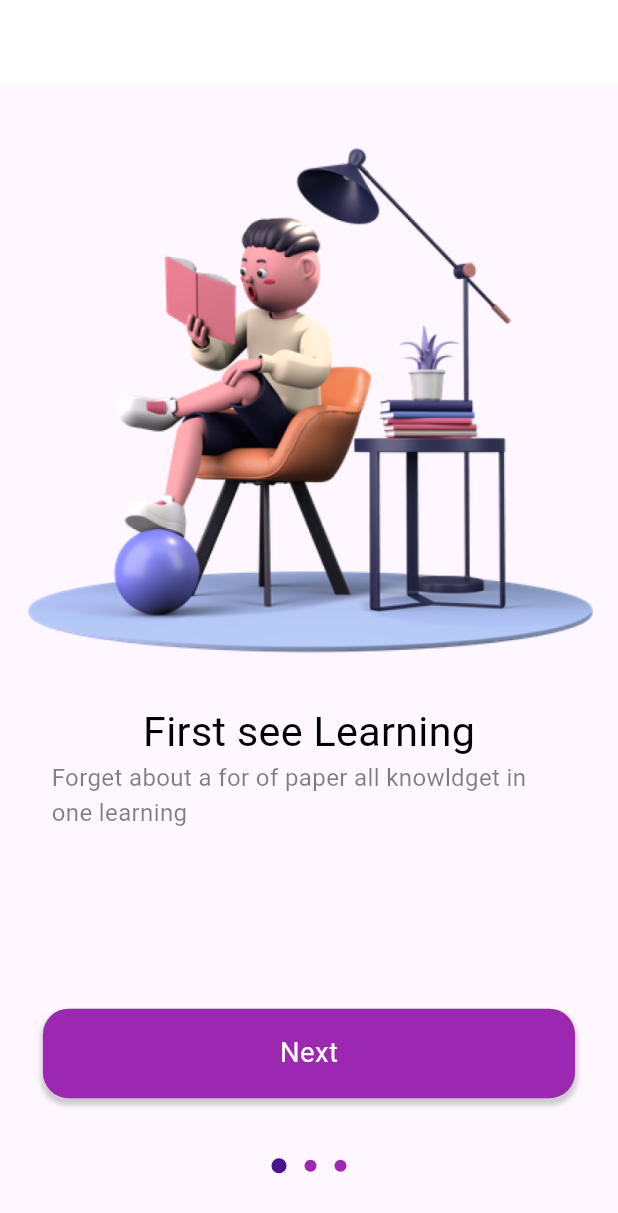
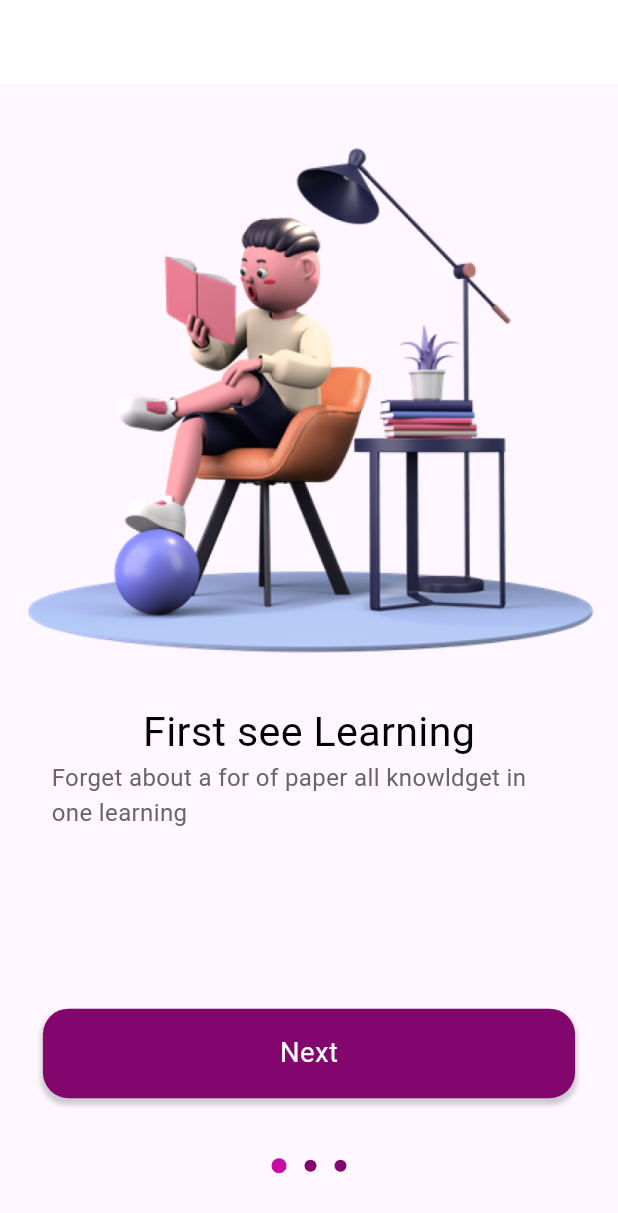
Before and after one commit to santetch/flutter_sample_course, a Flutter app: the screen it shows after launch, on a phone screen of 412 x 824 dp. Shown: the top 1213 px of the screen. Run offline on Flutter 3.47's test engine with Material 2 defaults, Android fonts, the phone set to English and light mode, and no system bars; drawn by our look-alikes of dots_indicator; our stand-ins replace cloud_firestore, flutter_bloc, flutter_screenutil; accounts and stored records are empty.

Commit message:
colors refactor

```diff
--- /dev/null
+++ b/lib/common/values/colors.dart
@@ -0,0 +1,36 @@
+import 'dart:ui';
+
+class AppColors {
+  /// white background
+  static const Color primaryBackground = Color.fromARGB(255, 255, 255, 255);
+
+  /// grey background
+  static const Color primarySecondaryBackground =
+      Color.fromARGB(255, 247, 247, 249);
+
+  /// main widget color blue
+  static const Color primaryElement = Color.fromARGB(255, 131, 6, 110);
+
+  /// main text color black
+  static const Color primaryText = Color.fromARGB(255, 0, 0, 0);
+  // video backgroun color
+  static const Color primary_bg = Color.fromARGB(210, 32, 47, 62);
+
+  /// main widget text color white
+  static const Color primaryElementText = Color.fromARGB(255, 255, 255, 255);
+  // main widget text color grey
+  static const Color primarySecondaryElementText =
+      Color.fromARGB(255, 102, 102, 102);
+  // main widget third color purple
+  static const Color primaryThreeElementText = Color.fromARGB(255, 131, 6, 110);
+  // main widget active color darker purple
+  static const Color primaryThreeElementActive =
+      Color.fromARGB(255, 199, 9, 167);
+
+  static const Color primaryFourElementText =
+      Color.fromARGB(255, 204, 204, 204);
+  //state color
+  static const Color primaryElementStatus = Color.fromARGB(255, 88, 174, 127);
+
+  static const Color primaryElementBg = Color.fromARGB(255, 238, 121, 99);
+}
--- a/lib/pages/sign_in/sign_in.dart
+++ b/lib/pages/sign_in/sign_in.dart
@@ -27,7 +27,7 @@
                   child: reusableText("Or use your email account to login"),
                 ),
                 Container(
-                  margin: EdgeInsets.only(top: 66.h),
+                  margin: EdgeInsets.only(top: 36.h),
                   padding: EdgeInsets.only(left: 25.w, right: 25.w),
                   child: Column(
                     crossAxisAlignment: CrossAxisAlignment.start,
@@ -50,8 +50,8 @@
                   ),
                 ),
                 forgotPassword(),
-                buildLogInAndRegisterButtons("Log In"),
-                buildLogInAndRegisterButtons("Register"),
+                buildLogInAndRegisterButtons("Log In", "login"),
+                buildLogInAndRegisterButtons("Register", "register"),
               ],
             ),
           ),
--- a/lib/pages/welcome/views/welcome.dart
+++ b/lib/pages/welcome/views/welcome.dart
@@ -2,6 +2,7 @@
 import 'package:flutter/material.dart';
 import 'package:flutter_bloc/flutter_bloc.dart';
 import 'package:flutter_screenutil/flutter_screenutil.dart';
+import 'package:u_course_example/common/values/colors.dart';
 import 'package:u_course_example/pages/welcome/bloc/welcome_blocs.dart';
 import 'package:u_course_example/pages/welcome/bloc/welcome_events.dart';
 import 'package:u_course_example/pages/welcome/bloc/welcome_states.dart';
@@ -70,8 +71,8 @@
                         dotsCount: 3,
                         mainAxisAlignment: MainAxisAlignment.center,
                         decorator: DotsDecorator(
-                          color: Colors.purple,
-                          activeColor: Colors.purple[900],
+                          color: AppColors.primaryThreeElementText,
+                          activeColor: AppColors.primaryThreeElementActive,
                           size: const Size.square(8.0),
                           activeSize: const Size(10.0, 10.0),
                           activeShape: RoundedRectangleBorder(
@@ -110,7 +111,7 @@
           child: Text(
             title,
             style: TextStyle(
-              color: Colors.black,
+              color: AppColors.primaryText,
               fontSize: 24.sp,
               fontWeight: FontWeight.normal,
             ),
@@ -122,7 +123,7 @@
           child: Text(
             subTitle,
             style: TextStyle(
-              color: Colors.black.withOpacity(0.5),
+              color: AppColors.primarySecondaryElementText,
               fontSize: 14.sp,
               fontWeight: FontWeight.normal,
             ),
@@ -137,11 +138,6 @@
                 curve: Curves.decelerate,
               );
             } else {
-              // Navigator.of(context).push(
-              //   MaterialPageRoute(
-              //     builder: (context) => const MyHomePage(),
-              //   ),
-              // );
               Navigator.of(context)
                   .pushNamedAndRemoveUntil("signIn", (route) => false);
             }
@@ -155,7 +151,7 @@
               right: 25.w,
             ),
             decoration: BoxDecoration(
-              color: Colors.purple,
+              color: AppColors.primaryElement,
               borderRadius: BorderRadius.all(Radius.circular(15.w)),
               boxShadow: [
                 BoxShadow(
@@ -170,7 +166,7 @@
                 child: Text(
               buttonName,
               style: TextStyle(
-                color: Colors.white,
+                color: AppColors.primaryBackground,
                 fontSize: 16.sp,
                 fontWeight: FontWeight.normal,
               ),
```
Also changed, not shown: lib/pages/sign_in/widgets/sign_in_widget.dart (+22 -11 lines), 1 other file.
